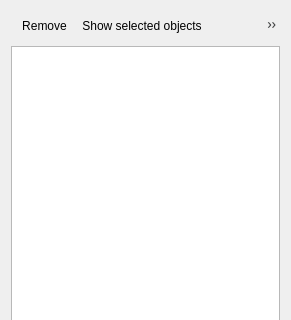
First picture: the form in SIM-VICUS/src/SVNavigationTreeWidget.ui, repository ghorwin/SIM-VICUS, before the edit; both pictures show x 0 to 291 and y 0 to 320 of the 291 by 637 pixel window.
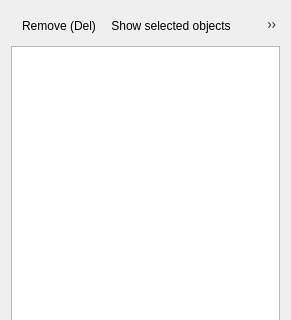
Second picture: the form after the edit. Icons and pictures are not drawn.

Commit message: Shortcuts added to tool tips

The edit to the form file:
```diff
--- a/SIM-VICUS/src/SVNavigationTreeWidget.ui
+++ b/SIM-VICUS/src/SVNavigationTreeWidget.ui
@@ -84,7 +84,7 @@
      <normaloff>:/gfx/actions/24x24/minus.png</normaloff>:/gfx/actions/24x24/minus.png</iconset>
    </property>
    <property name="text">
-    <string>Remove</string>
+    <string>Remove (Del)</string>
    </property>
    <property name="toolTip">
     <string>Removed selected objects</string>
```
Left out of the diff: 24 changed lines with no effect on the pictures.
